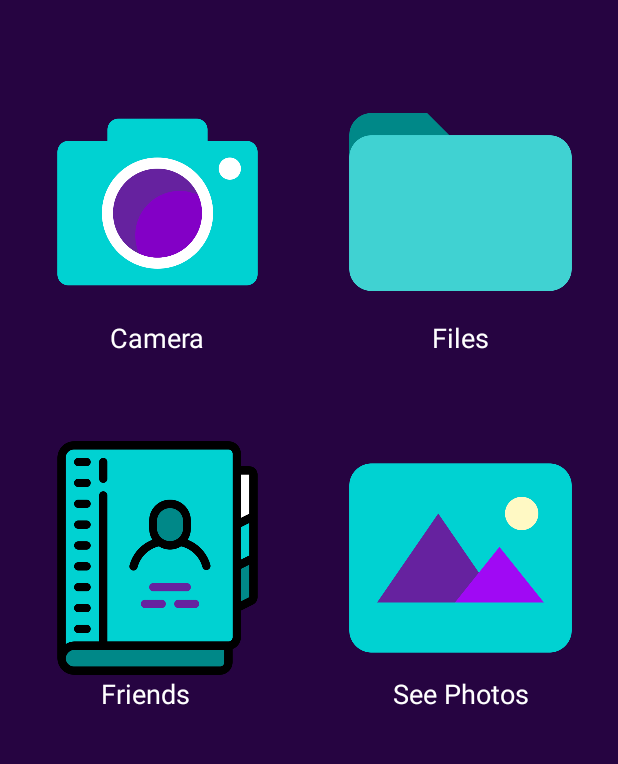
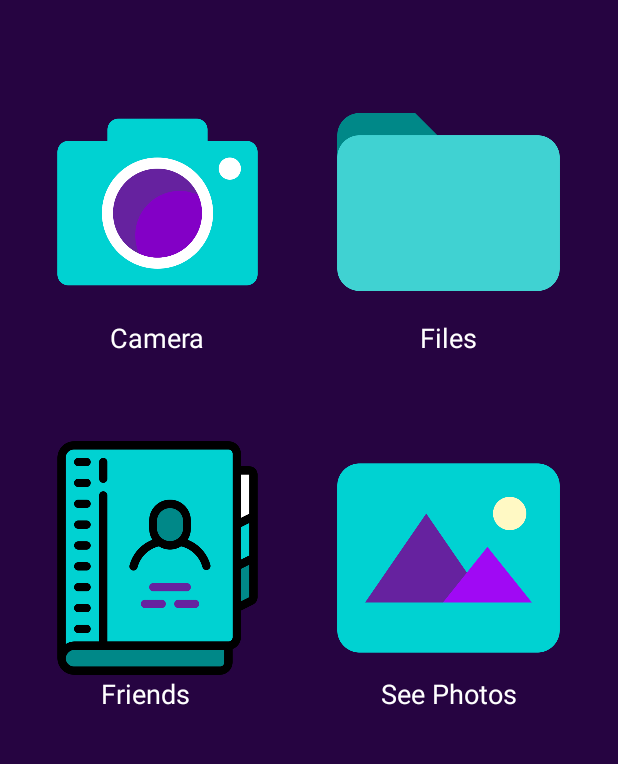
Before and after one commit to named-data-mobile/ndn-photo-app, an Android app: the MainActivity screen opened directly, with no data from a screen before it, on a phone screen of 412 x 824 dp, the part 84-848 px from its top. Run offline under Robolectric (Android 15) with nearby library versions, the phone set to English and light mode, and no system bars; our stand-ins replace Picasso; libraries missing offline, so code that uses them is left out: com.intel.jndn, net.named_data.jndn; pictures from the network do not load; 28 statements that could not run were skipped.

Commit message:
Update activity_main.xml

```diff
--- a/app/src/main/res/layout/activity_main.xml
+++ b/app/src/main/res/layout/activity_main.xml
@@ -31,11 +31,13 @@
         android:id="@+id/files"
         android:layout_width="@dimen/margin_178dp"
         android:layout_height="@dimen/margin_205dp"
+        android:layout_marginStart="8dp"
         android:layout_marginTop="@dimen/margin_32dp"
         android:layout_marginEnd="@dimen/margin_16dp"
         android:contentDescription="@string/files"
         android:onClick="startFiles"
         app:layout_constraintEnd_toEndOf="parent"
+        app:layout_constraintStart_toEndOf="@+id/camera"
         app:layout_constraintTop_toBottomOf="@+id/toolbar"
         app:srcCompat="@drawable/folder" />
 
@@ -56,12 +58,13 @@
         android:id="@+id/rcvdImages"
         android:layout_width="@dimen/margin_178dp"
         android:layout_height="@dimen/margin_205dp"
-        android:layout_marginBottom="@dimen/margin_8dp"
+        android:layout_marginStart="8dp"
         android:layout_marginTop="@dimen/margin_32dp"
         android:layout_marginEnd="@dimen/margin_16dp"
         android:contentDescription="@string/received_images"
         android:onClick="seeRcvdPhotos"
         app:layout_constraintEnd_toEndOf="parent"
+        app:layout_constraintStart_toEndOf="@+id/friends"
         app:layout_constraintTop_toBottomOf="@+id/files_label"
         app:srcCompat="@drawable/images_icon" />
 
```
